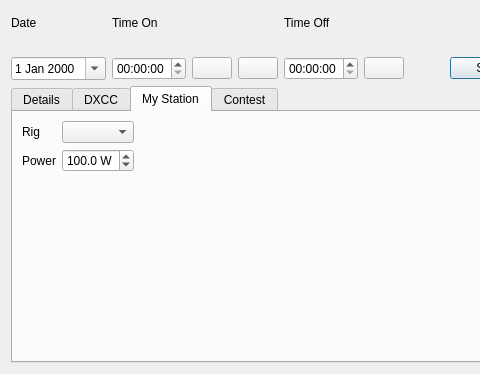
k5mcd/QLog, file ui/NewContactWidget.ui: the form before one commit; both pictures show x 0 to 480 and y 208 to 582 of the 1135 by 582 pixel window.
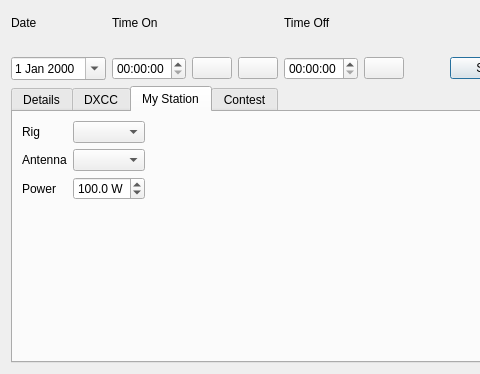
The form after the commit. The open tabs and pages were chosen to show the change. Icons and pictures are not drawn. Custom widgets are drawn as their Qt base class.

Commit message: Setting and NewContact: Added Antenna and My QTH

```diff
--- a/ui/NewContactWidget.ui
+++ b/ui/NewContactWidget.ui
@@ -1274,14 +1274,7 @@
          </property>
         </widget>
        </item>
-       <item row="1" column="0">
-        <widget class="QLabel" name="powerLabel">
-         <property name="text">
-          <string>Power</string>
-         </property>
-        </widget>
-       </item>
-       <item row="1" column="1">
+       <item row="2" column="1">
         <widget class="QDoubleSpinBox" name="powerEdit">
          <property name="sizePolicy">
           <sizepolicy hsizetype="Maximum" vsizetype="Fixed">
@@ -1306,6 +1299,30 @@
          </property>
         </widget>
        </item>
+       <item row="2" column="0">
+        <widget class="QLabel" name="powerLabel">
+         <property name="text">
+          <string>Power</string>
+         </property>
+        </widget>
+       </item>
+       <item row="1" column="0">
+        <widget class="QLabel" name="antennaLabel">
+         <property name="text">
+          <string>Antenna</string>
+         </property>
+        </widget>
+       </item>
+       <item row="1" column="1">
+        <widget class="QComboBox" name="antennaEdit">
+         <property name="sizePolicy">
+          <sizepolicy hsizetype="Maximum" vsizetype="Fixed">
+           <horstretch>0</horstretch>
+           <verstretch>0</verstretch>
+          </sizepolicy>
+         </property>
+        </widget>
+       </item>
       </layout>
      </widget>
      <widget class="QWidget" name="tab_5">
```
The commit also changes 4 other files.
